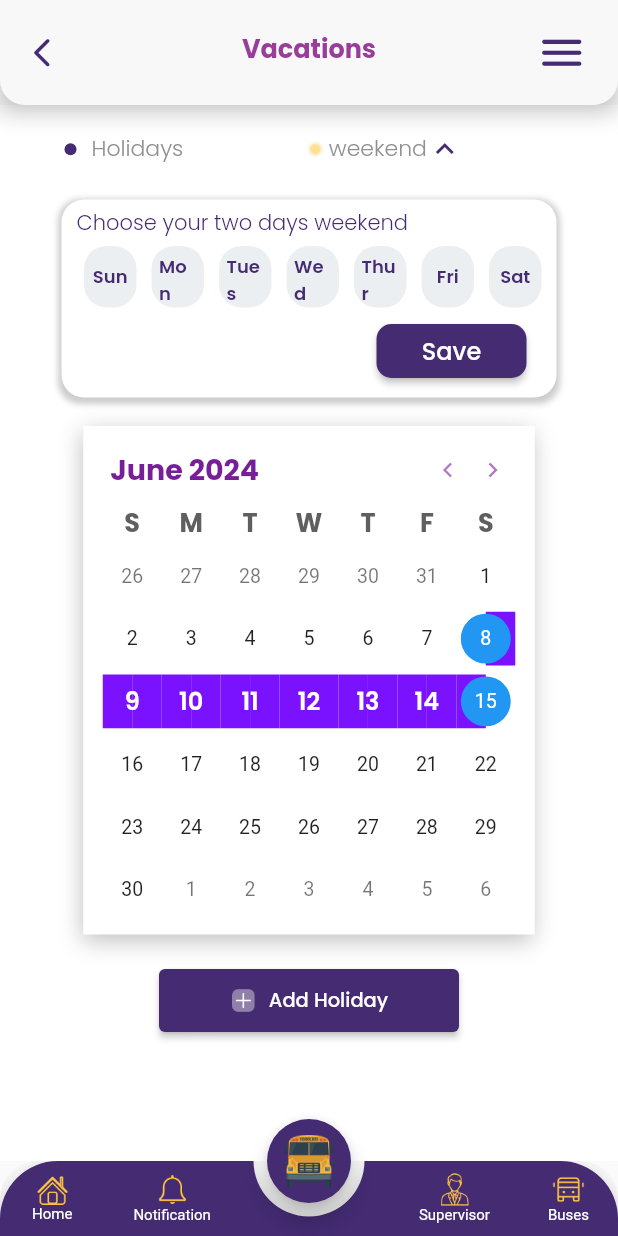
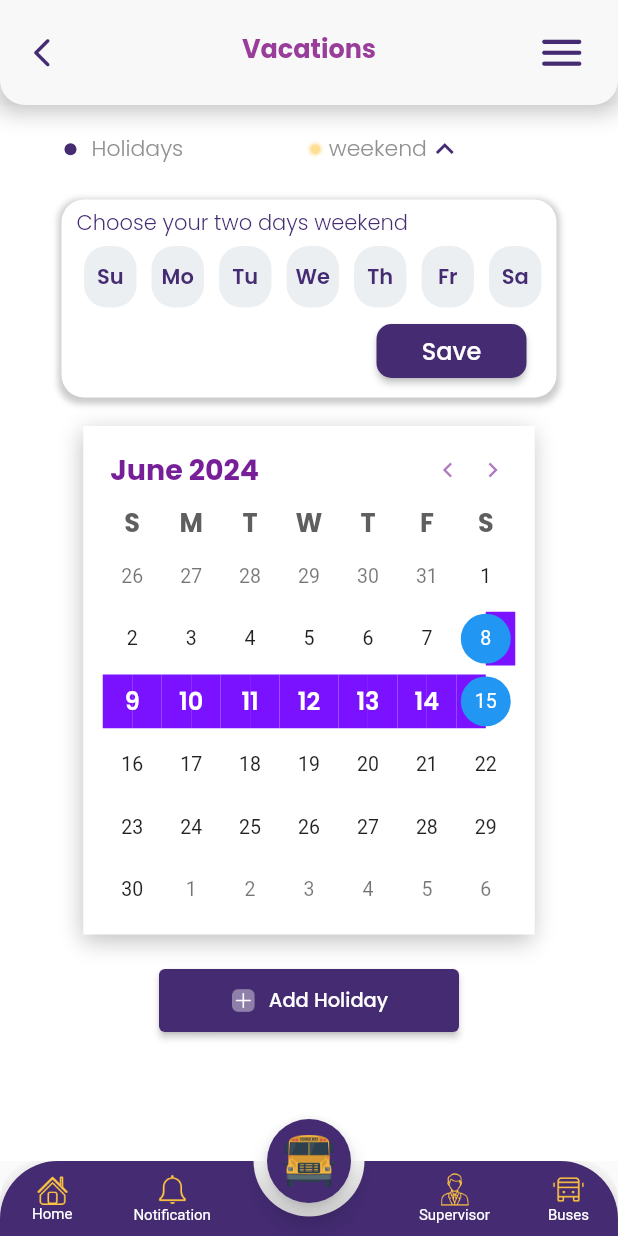
Before and after one commit to mohamedsalah918101/School-Bus, a Flutter app: the VacationsScreen screen opened directly, after a tap on the "keyboard arrow down" icon, on a phone screen of 412 x 824 dp. Run offline on Flutter 3.47's test engine with Material 2 defaults, Android fonts, the phone set to English and light mode, and no system bars; drawn by our look-alikes of syncfusion_flutter_datepicker; our stand-ins replace cloud_firestore, dotted_line, firebase_auth, firebase_core, firebase_dynamic_links, firebase_messaging and 14 more; missing offline and left inert: fdottedline_nullsafety, flutter_gif, flutter_phone_direct_caller, fluttercontactpicker, google_maps_place_picker_mb, google_places_autocomplete_text_field and 1 more; accounts and stored records are empty; network calls fail.

Commit message:
version  12/6/2024 12:40

```diff
--- a/lib/screens/supervisorScreen.dart
+++ b/lib/screens/supervisorScreen.dart
@@ -644,7 +644,8 @@ class SupervisorScreenSate extends State<SupervisorScreen> {
                                         if(filteredData.isNotEmpty)
                                           SizedBox(
                                             height: 500,
-                                            child: ListView.builder(
+                                            child:
+                                            ListView.builder(
                                               itemCount: isdelete ? data.length:filteredData.length,
                                               //data.length,
                                               //itemCount: filteredData.length,
--- a/lib/screens/vocationsScreen.dart
+++ b/lib/screens/vocationsScreen.dart
@@ -95,42 +95,110 @@ String newDocId='';
   //     );
   //   }
   // }
-
+// func add holidays to firestore without restrict on same holiday add more than one
+  // Future<void> _addHolidayToFirestore() async {
+  //   if (_holidayNameController.text.isNotEmpty && _selectedHolidayDates.isNotEmpty) {
+  //     final List<String> selectedDates = _selectedHolidayDates.map((date)
+  //     => date.toIso8601String()).toList();
+  //
+  //     final holiday = Holiday(
+  //       name: _holidayNameController.text,
+  //       fromDate: _selectedHolidayDates.first.toIso8601String(),
+  //       toDate: _selectedHolidayDates.last.toIso8601String(),
+  //       selectedDates: selectedDates,
+  //       schoolid: sharedpref!.getString('id').toString(),
+  //
+  //
+  //
+  //     );
+  //
+  //     try {
+  //       DocumentReference docRef = await _firestore.collection('schoolholiday').add(holiday.toJson());
+  //
+  //       newDocId = docRef.id; // Get the ID of the newly created document
+  //       print('New holiday added with ID: $newDocId');  // Update the state with the new holiday details
+  //       setState(() {
+  //         _addedHoliday = holiday;
+  //         _holidays.add(holiday); // Add the holiday to the list NEW
+  //         _holidayNameController.clear();
+  //         _selectedHolidayDates.clear();
+  //         isLoading = false;
+  //       });
+  //       AddAbsentDay = false;
+  //       isAddingHoliday = false;
+  //      // _holidayNameController.clear();
+  //      //  ScaffoldMessenger.of(context).showSnackBar(
+  //      //    SnackBar(content: Text('Holiday added successfully')
+  //      //    ),
+  //      //  );
+  //     } catch (e) {
+  //       // ScaffoldMessenger.of(context).showSnackBar(
+  //       //   SnackBar(content: Text('Failed to add holiday: $e')),
+  //       // );
+  //     }
+  //   } else {
+  //     // ScaffoldMessenger.of(context).showSnackBar(
+  //     //   SnackBar(content: Text('Please enter a holiday name and select dates')),
+  //     // );
+  //   }
+  // }
+  //func add holidays to firestore with restrict on same holiday  not to add more than one
   Future<void> _addHolidayToFirestore() async {
     if (_holidayNameController.text.isNotEmpty && _selectedHolidayDates.isNotEmpty) {
-      final List<String> selectedDates = _selectedHolidayDates.map((date)
-      => date.toIso8601String()).toList();
-
+      try {
+        // Fetch existing holidays from Firestore
+        QuerySnapshot querySnapshot = await _firestore.collection('schoolholiday').where('schoolid', isEqualTo: sharedpref!.getString('id')).get();
+
+        // Extract all already chosen dates from the fetched holidays
+        List<String> alreadyChosenDates = [];
+        for (var doc in querySnapshot.docs) {
+          var holidayData = doc.data() as Map<String, dynamic>;
+          List<String> holidayDates = List<String>.from(holidayData['selectedDates']);
+          alreadyChosenDates.addAll(holidayDates);
+        }
+
+        // Check if any of the new selected dates are already chosen
+        List<String> newSelectedDates = _selectedHolidayDates.map((date) => date.toIso8601String()).toList();
+        bool hasOverlap = newSelectedDates.any((date) => alreadyChosenDates.contains(date));
+
+        if (!hasOverlap) {
           final holiday = Holiday(
             name: _holidayNameController.text,
             fromDate: _selectedHolidayDates.first.toIso8601String(),
             toDate: _selectedHolidayDates.last.toIso8601String(),
-        selectedDates: selectedDates,
+            selectedDates: newSelectedDates,
             schoolid: sharedpref!.getString('id').toString(),
-
-
-
           );
 
-      try {
           DocumentReference docRef = await _firestore.collection('schoolholiday').add(holiday.toJson());
 
           newDocId = docRef.id; // Get the ID of the newly created document
-        print('New holiday added with ID: $newDocId');  // Update the state with the new holiday details
+          print('New holiday added with ID: $newDocId'); // Update the state with the new holiday details
           setState(() {
             _addedHoliday = holiday;
-          _holidays.add(holiday); // Add the holiday to the list NEW
+            // _holidays.add(holiday); // Add the holiday to the list NEW
+            _holidays.insert(0, holiday); // Add the holiday at the beginning of the list
             _holidayNameController.clear();
             _selectedHolidayDates.clear();
             isLoading = false;
           });
           AddAbsentDay = false;
           isAddingHoliday = false;
-       // _holidayNameController.clear();
-       //  ScaffoldMessenger.of(context).showSnackBar(
-       //    SnackBar(content: Text('Holiday added successfully')
-       //    ),
-       //  );
+          showSnackBarFun(
+              context, 'Holiday added successfully',Color(0xFF4CAF50),
+              'assets/imgs/school/Vector (4).png');
+          // ScaffoldMessenger.of(context).showSnackBar(
+          //   SnackBar(content: Text('Holiday added successfully')
+          //   ),
+          // );
+        } else {
+          showSnackBarFun(
+              context, 'These days are already choosen',Color(0xFFDB4446),
+              'assets/imgs/school/icons8_cancel 2.png');
+          // ScaffoldMessenger.of(context).showSnackBar(
+          //   SnackBar(content: Text('The selected dates are already chosen')),
+          // );
+        }
       } catch (e) {
         // ScaffoldMessenger.of(context).showSnackBar(
         //   SnackBar(content: Text('Failed to add holiday: $e')),
@@ -173,13 +241,13 @@ String newDocId='';
   bool isAddingHoliday = false;
   List<DateTime> _selectedDates = [];
   List<Day> days = [
-    Day(name: 'Sun',weekdayIndex:0, isChecked: false),
-    Day(name: 'Mon',weekdayIndex:1, isChecked: false),
-    Day(name: 'Tues', weekdayIndex:2,isChecked: false),
-    Day(name: 'Wed',weekdayIndex:3, isChecked: false),
-    Day(name: 'Thur', weekdayIndex:4,isChecked: false),
-    Day(name: 'Fri', weekdayIndex:5,isChecked: false),
-    Day(name: 'Sat', weekdayIndex:6,isChecked: false),
+    Day(name: 'Su',weekdayIndex:0, isChecked: false),
+    Day(name: 'Mo',weekdayIndex:1, isChecked: false),
+    Day(name: 'Tu', weekdayIndex:2,isChecked: false),
+    Day(name: 'We',weekdayIndex:3, isChecked: false),
+    Day(name: 'Th', weekdayIndex:4,isChecked: false),
+    Day(name: 'Fr', weekdayIndex:5,isChecked: false),
+    Day(name: 'Sa', weekdayIndex:6,isChecked: false),
   ];
 
   Future<void> _saveDaysToFirestore() async {
@@ -187,12 +255,9 @@ String newDocId='';
     final CollectionReference _weekendCollection = _firestore.collection('schoolweekend');
 
     List<String> selectedDays = days.where((day) => day.isChecked).map((day) => day.name).toList();
-
     await _weekendCollection.add({'days': selectedDays,
       'schoolid':sharedpref!.getString('id')
     });
-
-
   }
   bool color = false;
   bool isVisible = false;
@@ -231,25 +296,25 @@ String newDocId='';
 
       switch (date.weekday) {
         case DateTime.sunday:
-          dayName = 'Sun';
+          dayName = 'Su';
           break;
         case DateTime.monday:
-          dayName = 'Mon';
+          dayName = 'Mo';
           break;
         case DateTime.tuesday:
-          dayName = 'Tues';
+          dayName = 'Tu';
           break;
         case DateTime.wednesday:
-          dayName = 'Wed';
+          dayName = 'We';
           break;
         case DateTime.thursday:
-          dayName = 'Thur';
+          dayName = 'Th';
           break;
         case DateTime.friday:
-          dayName = 'Fri';
+          dayName = 'Fr';
           break;
         case DateTime.saturday:
-          dayName = 'Sat';
+          dayName = 'Sa';
           break;
         default:
           dayName = '';
@@ -328,13 +393,14 @@ String newDocId='';
 
   List<Holiday> _holidays = [];
 
-
+  List<Holiday> retrievedHolidays = [];
 //other fun to retrive data of holiday from DB
 
   void retrieveAllData() async {
     try {
       QuerySnapshot querySnapshot = await FirebaseFirestore.instance.collection('schoolholiday').where('schoolid', isEqualTo: sharedpref!.getString('id')).get();
       if (querySnapshot.size > 0) {
+
         for (DocumentSnapshot documentSnapshot in querySnapshot.docs) {
           Map<String, dynamic>? data = documentSnapshot.data() as Map<String, dynamic>?;
           if (data != null) {
@@ -363,7 +429,7 @@ String newDocId='';
               // Create a new Holiday object and add it to the list
               Holiday holiday = Holiday(name: name, fromDate: fromDateString, toDate: toDateString, selectedDates: selectedDatesStrings,schoolid:sharedpref!.getString('id').toString(),);
               _holidays.add(holiday);
-
+              retrievedHolidays.add(holiday);
               // Print extracted data
               print('Name: $name');
               print('From Date: ${fromDate.toLocal()}');
@@ -380,6 +446,12 @@ String newDocId='';
             print("Document data is null");
           }
         }
+        // Sort the holidays by fromDate in descending order
+        retrievedHolidays.sort((a, b) => DateTime.parse(b.fromDate).compareTo(DateTime.parse(a.fromDate)));
+        // Update the state with the sorted holidays
+        setState(() {
+          _holidays = retrievedHolidays;
+        });
       } else {
         print("No documents exist");
       }
@@ -668,7 +740,7 @@ String newDocId='';
                                                     child: Text(
                                                       day.name,
                                                       style: TextStyle(
-                                                        fontSize: 12.0,
+                                                        fontSize: 14.0,
                                                         fontFamily: 'Poppins-SemiBold',
                                                         color: day.isChecked
                                                             ? Colors.white
@@ -1440,7 +1512,8 @@ String newDocId='';
                   //     :
                   Padding(
                     padding: const EdgeInsets.symmetric(horizontal: 30.0),
-                    child: Column(
+                    child:
+                    Column(
                       children: [
 
 
@@ -1897,7 +1970,7 @@ String newDocId='';
         children: [
           // Add your image here
           Padding(
-            padding: const EdgeInsets.only(left: 50),
+            padding: const EdgeInsets.only(left: 40),
             child: Image.asset(
               photo,
               // 'assets/imgs/school/Vector (4).png', // Replace 'assets/image.png' with your image path
```
Lines whose indentation alone changed are shown as unchanged.
